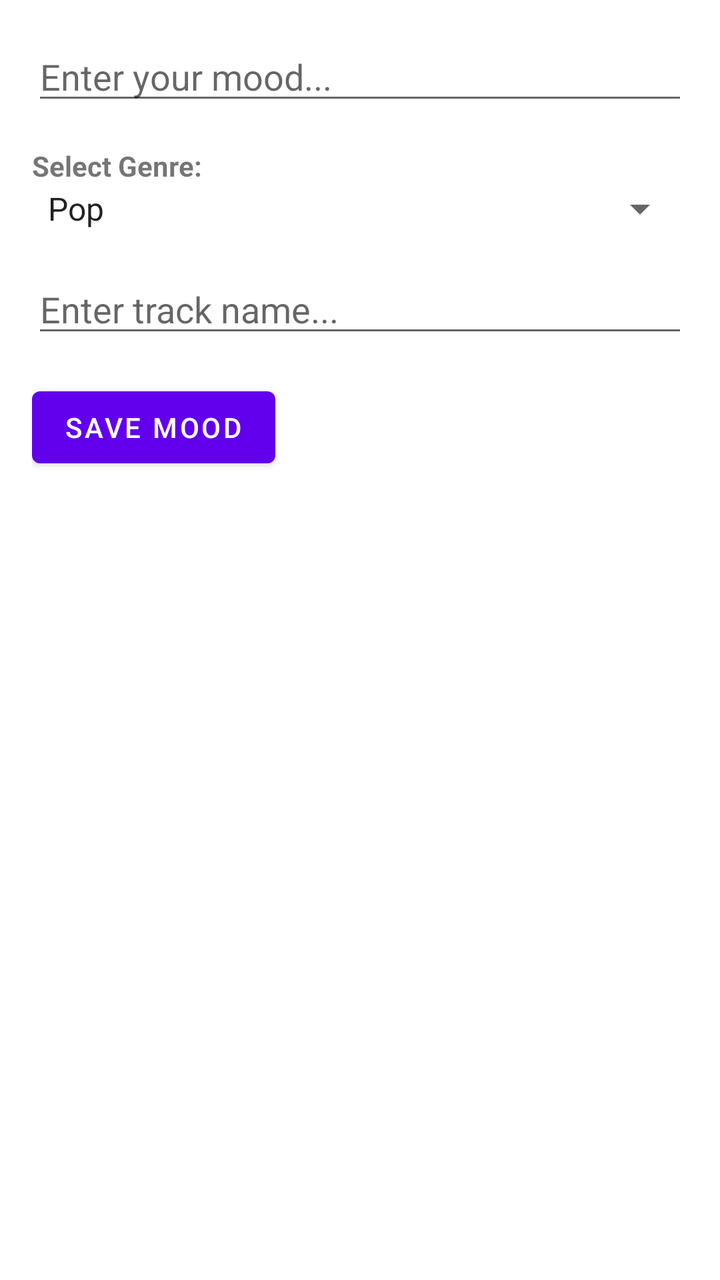
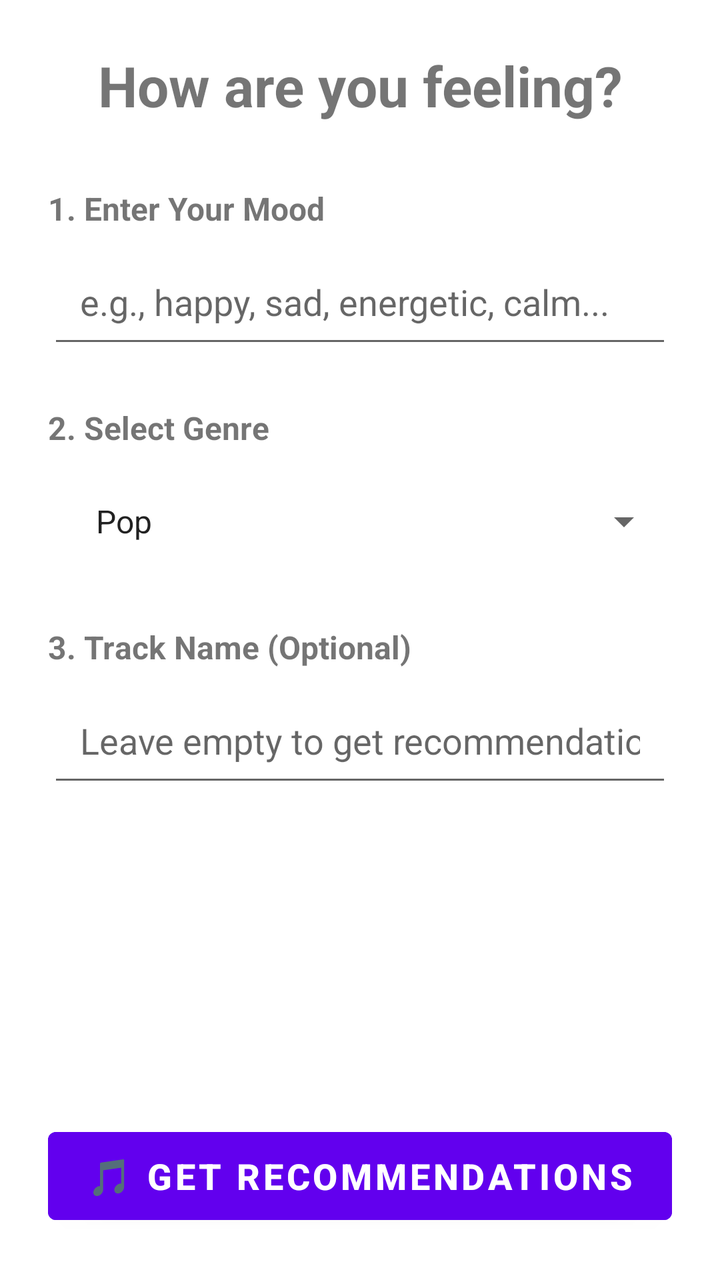

The first picture is an Android layout as it rendered before a commit; the second is the same layout after the commit. The layout source and the unified diff follow.
<!-- AndroidManifest.xml: application theme Theme.Moodic -->
<!-- res/layout/activity_mood_input.xml -->
<?xml version="1.0" encoding="utf-8"?>
<LinearLayout
xmlns:android="http://schemas.android.com/apk/res/android"
android:layout_width="match_parent"
android:layout_height="match_parent"
android:orientation="vertical"
android:padding="16dp">

<EditText
    android:id="@+id/moodInput"
    android:layout_width="match_parent"
    android:layout_height="wrap_content"
    android:hint="Enter your mood..." />

<TextView
    android:layout_width="match_parent"
    android:layout_height="wrap_content"
    android:text="Select Genre:"
    android:textStyle="bold"
    android:layout_marginTop="16dp" />

<Spinner
    android:id="@+id/genreSpinner"
    android:layout_width="match_parent"
    android:layout_height="wrap_content"
    android:entries="@array/genre_array" />

<EditText
    android:id="@+id/trackInput"
    android:layout_width="match_parent"
    android:layout_height="wrap_content"
    android:hint="Enter track name..."
    android:layout_marginTop="16dp" />

<Button
    android:id="@+id/analyzeButton"
    android:layout_width="wrap_content"
    android:layout_height="wrap_content"
    android:text="Save Mood"
    android:layout_marginTop="16dp" />
    <ProgressBar
        android:id="@+id/loadingBar"
        android:layout_width="wrap_content"
        android:layout_height="wrap_content"
        android:visibility="gone" />

</LinearLayout>
<!-- resources referenced by this layout -->
<resources>
  <string-array name="genre_array">
                      <item>Pop</item>
                      <item>Rock</item>
                      <item>Jazz</item>
                      <item>Hip-Hop</item>
                      <item>Classical</item>
                      <item>Electronic</item>
                      <item>RNB</item>
              </string-array>
  <style name="Theme.Moodic" parent="Theme.MaterialComponents.DayNight.DarkActionBar">
          
          <item name="colorPrimary">@color/purple_500</item>
          <item name="colorPrimaryVariant">@color/purple_700</item>
          <item name="colorOnPrimary">@color/white</item>
          
          <item name="colorSecondary">@color/teal_200</item>
          <item name="colorSecondaryVariant">@color/teal_700</item>
          <item name="colorOnSecondary">@color/black</item>
          
          <item name="android:statusBarColor">?attr/colorPrimaryVariant</item>
          
      </style>
  <color name="purple_500">#FF6200EE</color>
  <color name="purple_700">#FF3700B3</color>
  <color name="white">#FFFFFFFF</color>
  <color name="teal_200">#FF03DAC5</color>
  <color name="teal_700">#FF018786</color>
  <color name="black">#FF000000</color>
</resources>

<!-- the commit's change to res/layout/activity_mood_input.xml (unified diff, before → after) -->
@@ -1,47 +1,97 @@
 <?xml version="1.0" encoding="utf-8"?>
 <LinearLayout
-xmlns:android="http://schemas.android.com/apk/res/android"
-android:layout_width="match_parent"
-android:layout_height="match_parent"
-android:orientation="vertical"
-android:padding="16dp">
+    xmlns:android="http://schemas.android.com/apk/res/android"
+    android:layout_width="match_parent"
+    android:layout_height="match_parent"
+    android:orientation="vertical"
+    android:padding="24dp">
 
-<EditText
-    android:id="@+id/moodInput"
-    android:layout_width="match_parent"
-    android:layout_height="wrap_content"
-    android:hint="Enter your mood..." />
+    
+    <TextView
+        android:layout_width="match_parent"
+        android:layout_height="wrap_content"
+        android:text="How are you feeling?"
+        android:textSize="28sp"
+        android:textStyle="bold"
+        android:layout_marginBottom="32dp"
+        android:textAlignment="center" />
 
-<TextView
-    android:layout_width="match_parent"
-    android:layout_height="wrap_content"
-    android:text="Select Genre:"
-    android:textStyle="bold"
-    android:layout_marginTop="16dp" />
+    
+    <TextView
+        android:layout_width="match_parent"
+        android:layout_height="wrap_content"
+        android:text="1. Enter Your Mood"
+        android:textSize="16sp"
+        android:textStyle="bold"
+        android:layout_marginBottom="8dp" />
 
-<Spinner
-    android:id="@+id/genreSpinner"
-    android:layout_width="match_parent"
-    android:layout_height="wrap_content"
-    android:entries="@array/genre_array" />
+    <EditText
+        android:id="@+id/moodInput"
+        android:layout_width="match_parent"
+        android:layout_height="56dp"
+        android:hint="e.g., happy, sad, energetic, calm..."
+        android:inputType="text"
+        android:padding="16dp"
+        android:layout_marginBottom="24dp" />
 
-<EditText
-    android:id="@+id/trackInput"
-    android:layout_width="match_parent"
-    android:layout_height="wrap_content"
-    android:hint="Enter track name..."
-    android:layout_marginTop="16dp" />
+    
+    <TextView
+        android:layout_width="match_parent"
+        android:layout_height="wrap_content"
+        android:text="2. Select Genre"
+        android:textSize="16sp"
+        android:textStyle="bold"
+        android:layout_marginBottom="8dp" />
 
-<Button
-    android:id="@+id/analyzeButton"
-    android:layout_width="wrap_content"
-    android:layout_height="wrap_content"
-    android:text="Save Mood"
-    android:layout_marginTop="16dp" />
+    <Spinner
+        android:id="@+id/genreSpinner"
+        android:layout_width="match_parent"
+        android:layout_height="56dp"
+        android:entries="@array/genre_array"
+        android:layout_marginBottom="24dp"
+        android:padding="16dp" />
+
+    
+    <TextView
+        android:layout_width="match_parent"
+        android:layout_height="wrap_content"
+        android:text="3. Track Name (Optional)"
+        android:textSize="16sp"
+        android:textStyle="bold"
+        android:layout_marginBottom="8dp" />
+
+    <EditText
+        android:id="@+id/trackInput"
+        android:layout_width="match_parent"
+        android:layout_height="56dp"
+        android:hint="Leave empty to get recommendations"
+        android:inputType="text"
+        android:padding="16dp"
+        android:layout_marginBottom="32dp" />
+
+    
     <ProgressBar
         android:id="@+id/loadingBar"
         android:layout_width="wrap_content"
         android:layout_height="wrap_content"
+        android:layout_gravity="center"
+        android:layout_marginBottom="24dp"
         android:visibility="gone" />
 
+    
+    <View
+        android:layout_width="0dp"
+        android:layout_height="0dp"
+        android:layout_weight="1" />
+
+    
+    <Button
+        android:id="@+id/analyzeButton"
+        android:layout_width="match_parent"
+        android:layout_height="56dp"
+        android:text="🎵 Get Recommendations"
+        android:textSize="18sp"
+        android:textStyle="bold"
+        android:backgroundTint="#6200EE" />
+
 </LinearLayout>
